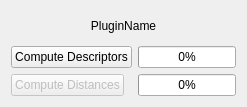
Before: the Qt Designer form MoCapSim/TestApp/plugininfo.ui in kaajo/MocapClassification, drawn with Qt 5.
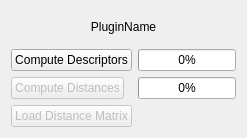
After: the same form once the commit is applied.

Commit message: Added option for load/save of distance matrices, loading datasets from UI

The edit to the form file:
```diff
--- a/MoCapSim/TestApp/plugininfo.ui
+++ b/MoCapSim/TestApp/plugininfo.ui
@@ -7,7 +7,7 @@
     <x>0</x>
     <y>0</y>
     <width>247</width>
-    <height>107</height>
+    <height>138</height>
    </rect>
   </property>
   <property name="windowTitle">
@@ -92,6 +92,16 @@
          </property>
         </widget>
        </item>
+       <item row="3" column="0">
+        <widget class="QPushButton" name="loadDistanceMatrix">
+         <property name="enabled">
+          <bool>false</bool>
+         </property>
+         <property name="text">
+          <string>Load Distance Matrix</string>
+         </property>
+        </widget>
+       </item>
       </layout>
      </item>
     </layout>
```
The commit also changes 14 other files.
